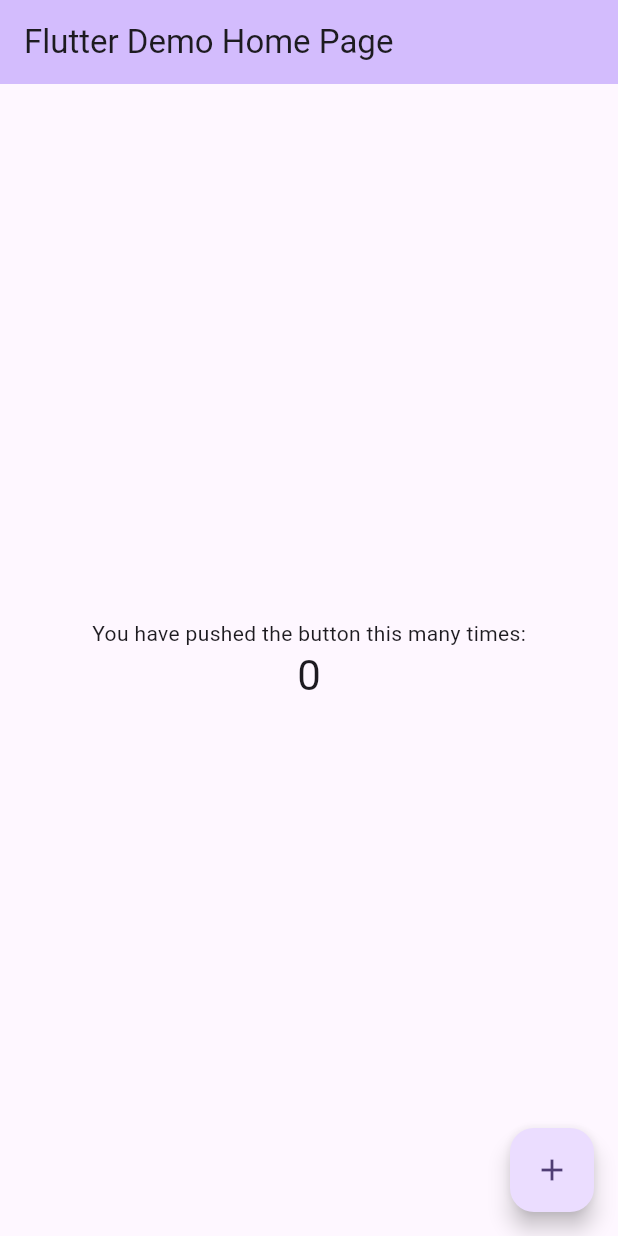
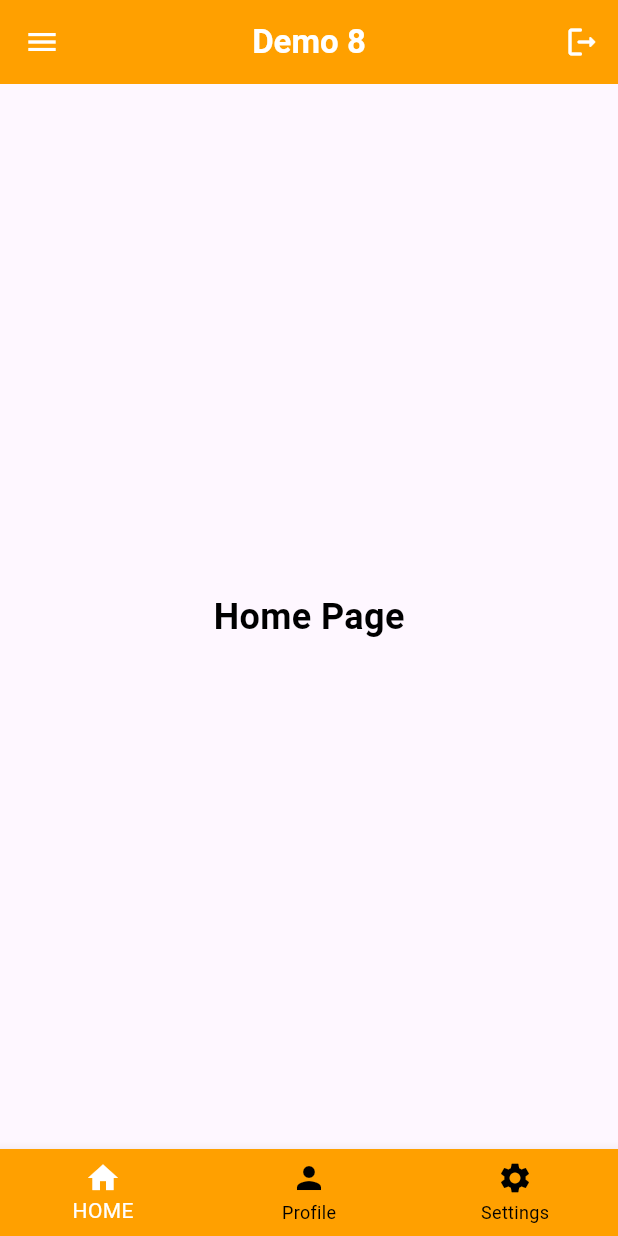
Before and after one commit to PratickBaraik/Flutter-Development-Journey, a Flutter app: the screen it shows after launch, on a phone screen of 412 x 824 dp. Run offline on Flutter 3.47's test engine with Material 3 defaults, Android fonts, the light colour scheme and no system bars.

Commit message:
Experimenting with flutter widgets in demo 8 flutter project

```diff
--- a/flutter_demo8/lib/main.dart
+++ b/flutter_demo8/lib/main.dart
@@ -1,125 +1,125 @@
 import 'package:flutter/material.dart';
+import 'package:flutter_demo8/pages/home.dart';
+import 'package:flutter_demo8/pages/settings.dart';
+import 'package:flutter_demo8/pages/profile.dart';
+
 
 void main() {
   runApp(const MyApp());
 }
 
-class MyApp extends StatelessWidget {
+class MyApp extends StatefulWidget {
   const MyApp({super.key});
 
-  // This widget is the root of your application.
+  @override
+  State<MyApp> createState() => _MyAppState();
+}
+
+class _MyAppState extends State<MyApp> {
+  // selected index
+  int _selectedIndex = 0;
+
+  // method that updates the new selected index
+  void _navBottomBar(int index) {
+    setState(() {
+      _selectedIndex = index;
+    });
+  }
+
+  // list of pages
+  final List _pages = const [
+    // home page
+    HomePage(),
+
+    // profile page
+    ProfilePage(),
+
+    // settings page
+    SettingsPage()
+  ];
+
   @override
   Widget build(BuildContext context) {
     return MaterialApp(
-      title: 'Flutter Demo',
+      debugShowCheckedModeBanner: false,
+
       theme: ThemeData(
-        // This is the theme of your application.
-        //
-        // TRY THIS: Try running your application with "flutter run". You'll see
-        // the application has a purple toolbar. Then, without quitting the app,
-        // try changing the seedColor in the colorScheme below to Colors.green
-        // and then invoke "hot reload" (save your changes or press the "hot
-        // reload" button in a Flutter-supported IDE, or press "r" if you used
-        // the command line to start the app).
-        //
-        // Notice that the counter didn't reset back to zero; the application
-        // state is not lost during the reload. To reset the state, use hot
-        // restart instead.
-        //
-        // This works for code too, not just values: Most code changes can be
-        // tested with just a hot reload.
-        colorScheme: ColorScheme.fromSeed(seedColor: Colors.deepPurple),
-        useMaterial3: true,
+        appBarTheme: const AppBarTheme(
+          titleTextStyle: TextStyle(
+            color: Colors.white,
+            fontSize: 22,
+            fontWeight: FontWeight.bold,
+          ),
+        ),
       ),
-      home: const MyHomePage(title: 'Flutter Demo Home Page'),
+
+      home: Scaffold(
+
+        appBar: AppBar(
+
+          leading: IconButton(
+            onPressed: () {},
+            icon: IconButton(
+              icon: const Icon(Icons.menu),
+              onPressed: () {},
+            ),
+          ),
+
+          title: const Text(
+              "Demo 8",
+          ),
+
+          centerTitle: true,
+
+          actions: <Widget>[
+            IconButton(
+                onPressed: () {},
+                icon: const Icon(Icons.logout_rounded),
+            ),
+          ],
+
+          iconTheme: const IconThemeData(
+            color: Colors.white,
+          ),
+
+          backgroundColor: Colors.amber[700],
+        ),
+
+        body: _pages[_selectedIndex],
+
+        bottomNavigationBar: BottomNavigationBar(
+
+          currentIndex: _selectedIndex,
+          onTap: _navBottomBar,
+          items: const [
+            //home
+            BottomNavigationBarItem(
+              icon: Icon(Icons.home),
+
+              label: "HOME",
+            ),
+
+            //profile
+            BottomNavigationBarItem(
+              icon: Icon(Icons.person),
+              label: "Profile",
+            ),
+
+            //settings
+            BottomNavigationBarItem(
+                icon: Icon(Icons.settings),
+                label: "Settings",
+            ),
+
+          ],
+
+          selectedItemColor: Colors.white,
+
+          unselectedItemColor: Colors.black,
+
+          backgroundColor: Colors.amber[700],
+        ),
+      ),
     );
   }
 }
-
-class MyHomePage extends StatefulWidget {
-  const MyHomePage({super.key, required this.title});
-
-  // This widget is the home page of your application. It is stateful, meaning
-  // that it has a State object (defined below) that contains fields that affect
-  // how it looks.
-
-  // This class is the configuration for the state. It holds the values (in this
-  // case the title) provided by the parent (in this case the App widget) and
-  // used by the build method of the State. Fields in a Widget subclass are
-  // always marked "final".
-
-  final String title;
-
-  @override
-  State<MyHomePage> createState() => _MyHomePageState();
-}
-
-class _MyHomePageState extends State<MyHomePage> {
-  int _counter = 0;
-
-  void _incrementCounter() {
-    setState(() {
-      // This call to setState tells the Flutter framework that something has
-      // changed in this State, which causes it to rerun the build method below
-      // so that the display can reflect the updated values. If we changed
-      // _counter without calling setState(), then the build method would not be
-      // called again, and so nothing would appear to happen.
-      _counter++;
-    });
-  }
-
-  @override
-  Widget build(BuildContext context) {
-    // This method is rerun every time setState is called, for instance as done
-    // by the _incrementCounter method above.
-    //
-    // The Flutter framework has been optimized to make rerunning build methods
-    // fast, so that you can just rebuild anything that needs updating rather
-    // than having to individually change instances of widgets.
-    return Scaffold(
-      appBar: AppBar(
-        // TRY THIS: Try changing the color here to a specific color (to
-        // Colors.amber, perhaps?) and trigger a hot reload to see the AppBar
-        // change color while the other colors stay the same.
-        backgroundColor: Theme.of(context).colorScheme.inversePrimary,
-        // Here we take the value from the MyHomePage object that was created by
-        // the App.build method, and use it to set our appbar title.
-        title: Text(widget.title),
-      ),
-      body: Center(
-        // Center is a layout widget. It takes a single child and positions it
-        // in the middle of the parent.
-        child: Column(
-          // Column is also a layout widget. It takes a list of children and
-          // arranges them vertically. By default, it sizes itself to fit its
-          // children horizontally, and tries to be as tall as its parent.
-          //
-          // Column has various properties to control how it sizes itself and
-          // how it positions its children. Here we use mainAxisAlignment to
-          // center the children vertically; the main axis here is the vertical
-          // axis because Columns are vertical (the cross axis would be
-          // horizontal).
-          //
-          // TRY THIS: Invoke "debug painting" (choose the "Toggle Debug Paint"
-          // action in the IDE, or press "p" in the console), to see the
-          // wireframe for each widget.
-          mainAxisAlignment: MainAxisAlignment.center,
-          children: <Widget>[
-            const Text(
-              'You have pushed the button this many times:',
-            ),
-            Text(
-              '$_counter',
-              style: Theme.of(context).textTheme.headlineMedium,
-            ),
-          ],
-        ),
-      ),
-      floatingActionButton: FloatingActionButton(
-        onPressed: _incrementCounter,
-        tooltip: 'Increment',
-        child: const Icon(Icons.add),
-      ), // This trailing comma makes auto-formatting nicer for build methods.
-    );
-  }
-}
--- /dev/null
+++ b/flutter_demo8/lib/pages/home.dart
@@ -0,0 +1,21 @@
+import 'package:flutter/material.dart';
+
+class HomePage extends StatelessWidget {
+  const HomePage({super.key});
+
+  @override
+  Widget build(BuildContext context) {
+    return const Scaffold(
+      body: Center(
+        child: Text(
+            "Home Page",
+            style: TextStyle(
+              color: Colors.black,
+              fontSize: 24,
+              fontWeight: FontWeight.bold,
+            ),
+        ),
+      ),
+    );
+  }
+}
```
Also changed, not shown: flutter_demo8/lib/pages/profile.dart (added, +21 -0 lines), flutter_demo8/lib/pages/settings.dart (added, +21 -0 lines), 1 other file.
